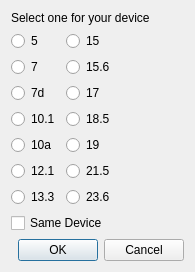
This is epflash.ui in Chipsee/hardwaretest as Qt 5 draws it before an edit. The edited form follows.
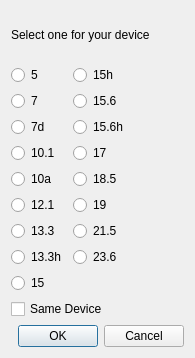
This is the edited form.

Commit message: add cm5 133h 150h 156h products ep support

```diff
--- a/epflash.ui
+++ b/epflash.ui
@@ -7,7 +7,7 @@
     <x>0</x>
     <y>0</y>
     <width>195</width>
-    <height>271</height>
+    <height>358</height>
    </rect>
   </property>
   <property name="sizePolicy">
@@ -51,16 +51,6 @@
        </attribute>
       </widget>
      </item>
-     <item row="0" column="1">
-      <widget class="QRadioButton" name="radioButton_150">
-       <property name="text">
-        <string>15</string>
-       </property>
-       <attribute name="buttonGroup">
-        <string notr="true">buttonGroup_device_size</string>
-       </attribute>
-      </widget>
-     </item>
      <item row="1" column="0">
       <widget class="QRadioButton" name="radioButton_070">
        <property name="text">
@@ -71,16 +61,6 @@
        </attribute>
       </widget>
      </item>
-     <item row="1" column="1">
-      <widget class="QRadioButton" name="radioButton_156">
-       <property name="text">
-        <string>15.6</string>
-       </property>
-       <attribute name="buttonGroup">
-        <string notr="true">buttonGroup_device_size</string>
-       </attribute>
-      </widget>
-     </item>
      <item row="2" column="0">
       <widget class="QRadioButton" name="radioButton_070D">
        <property name="text">
@@ -91,16 +71,6 @@
        </attribute>
       </widget>
      </item>
-     <item row="2" column="1">
-      <widget class="QRadioButton" name="radioButton_170">
-       <property name="text">
-        <string>17</string>
-       </property>
-       <attribute name="buttonGroup">
-        <string notr="true">buttonGroup_device_size</string>
-       </attribute>
-      </widget>
-     </item>
      <item row="3" column="0">
       <widget class="QRadioButton" name="radioButton_101">
        <property name="text">
@@ -111,16 +81,6 @@
        </attribute>
       </widget>
      </item>
-     <item row="3" column="1">
-      <widget class="QRadioButton" name="radioButton_185">
-       <property name="text">
-        <string>18.5</string>
-       </property>
-       <attribute name="buttonGroup">
-        <string notr="true">buttonGroup_device_size</string>
-       </attribute>
-      </widget>
-     </item>
      <item row="4" column="0">
       <widget class="QRadioButton" name="radioButton_101A">
        <property name="text">
@@ -131,16 +91,6 @@
        </attribute>
       </widget>
      </item>
-     <item row="4" column="1">
-      <widget class="QRadioButton" name="radioButton_190">
-       <property name="text">
-        <string>19</string>
-       </property>
-       <attribute name="buttonGroup">
-        <string notr="true">buttonGroup_device_size</string>
-       </attribute>
-      </widget>
-     </item>
      <item row="5" column="0">
       <widget class="QRadioButton" name="radioButton_121">
        <property name="text">
@@ -151,16 +101,6 @@
        </attribute>
       </widget>
      </item>
-     <item row="5" column="1">
-      <widget class="QRadioButton" name="radioButton_215">
-       <property name="text">
-        <string>21.5</string>
-       </property>
-       <attribute name="buttonGroup">
-        <string notr="true">buttonGroup_device_size</string>
-       </attribute>
-      </widget>
-     </item>
      <item row="6" column="0">
       <widget class="QRadioButton" name="radioButton_133">
        <property name="text">
@@ -171,7 +111,14 @@
        </attribute>
       </widget>
      </item>
-     <item row="6" column="1">
+     <item row="7" column="0">
+      <widget class="QRadioButton" name="radioButton_133H">
+       <property name="text">
+        <string>13.3h</string>
+       </property>
+      </widget>
+     </item>
+     <item row="7" column="1">
       <widget class="QRadioButton" name="radioButton_236">
        <property name="text">
         <string>23.6</string>
@@ -181,6 +128,80 @@
        </attribute>
       </widget>
      </item>
+     <item row="6" column="1">
+      <widget class="QRadioButton" name="radioButton_215">
+       <property name="text">
+        <string>21.5</string>
+       </property>
+       <attribute name="buttonGroup">
+        <string notr="true">buttonGroup_device_size</string>
+       </attribute>
+      </widget>
+     </item>
+     <item row="8" column="0">
+      <widget class="QRadioButton" name="radioButton_150">
+       <property name="text">
+        <string>15</string>
+       </property>
+       <attribute name="buttonGroup">
+        <string notr="true">buttonGroup_device_size</string>
+       </attribute>
+      </widget>
+     </item>
+     <item row="0" column="1">
+      <widget class="QRadioButton" name="radioButton_150H">
+       <property name="text">
+        <string>15h</string>
+       </property>
+      </widget>
+     </item>
+     <item row="1" column="1">
+      <widget class="QRadioButton" name="radioButton_156">
+       <property name="text">
+        <string>15.6</string>
+       </property>
+       <attribute name="buttonGroup">
+        <string notr="true">buttonGroup_device_size</string>
+       </attribute>
+      </widget>
+     </item>
+     <item row="5" column="1">
+      <widget class="QRadioButton" name="radioButton_190">
+       <property name="text">
+        <string>19</string>
+       </property>
+       <attribute name="buttonGroup">
+        <string notr="true">buttonGroup_device_size</string>
+       </attribute>
+      </widget>
+     </item>
+     <item row="4" column="1">
+      <widget class="QRadioButton" name="radioButton_185">
+       <property name="text">
+        <string>18.5</string>
+       </property>
+       <attribute name="buttonGroup">
+        <string notr="true">buttonGroup_device_size</string>
+       </attribute>
+      </widget>
+     </item>
+     <item row="3" column="1">
+      <widget class="QRadioButton" name="radioButton_170">
+       <property name="text">
+        <string>17</string>
+       </property>
+       <attribute name="buttonGroup">
+        <string notr="true">buttonGroup_device_size</string>
+       </attribute>
+      </widget>
+     </item>
+     <item row="2" column="1">
+      <widget class="QRadioButton" name="radioButton_156H">
+       <property name="text">
+        <string>15.6h</string>
+       </property>
+      </widget>
+     </item>
     </layout>
    </item>
    <item>
```
The commit also changes 1 other file.
